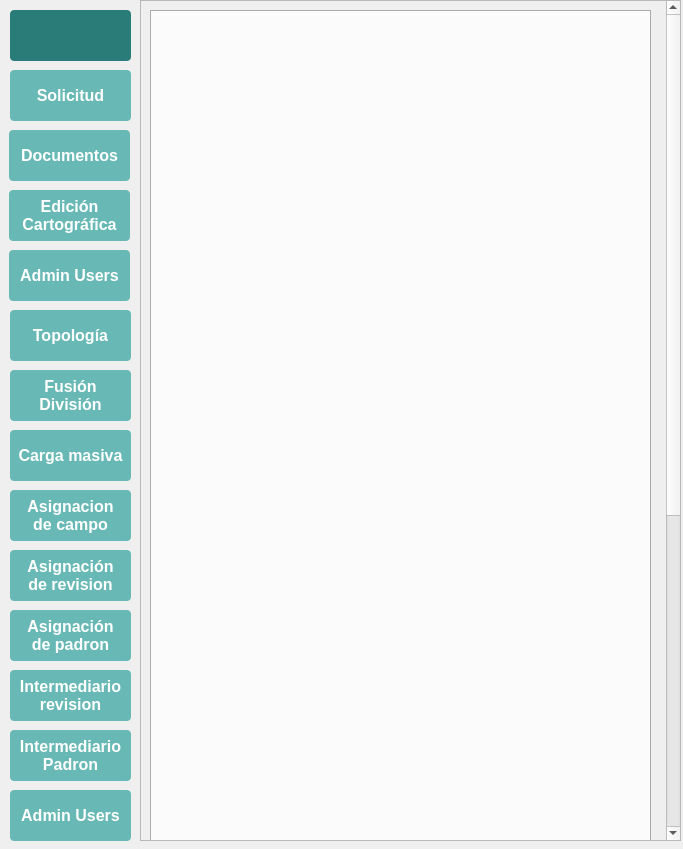
This is menu_dialog_base.ui in gerardoros/CartograficoQgisPlugin as Qt 5 draws it before an edit. The edited form follows.
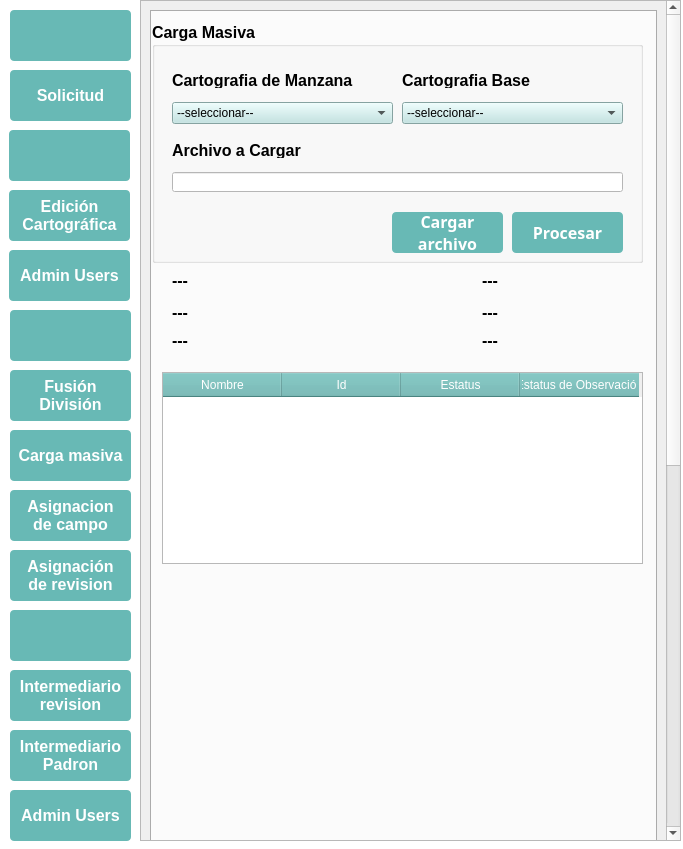
This is the edited form. The open tabs and pages were chosen to show the change. Icons and pictures are not drawn. Custom widgets are drawn as their Qt base class.

What changed in the file:
```diff
--- a/menu_dialog_base.ui
+++ b/menu_dialog_base.ui
@@ -23,7 +23,10 @@
    <string>menu</string>
   </property>
   <property name="styleSheet">
-   <string notr="true">QPushButton{
+   <string notr="true">QDialog{
+background : rgb(255,255,255);
+}
+QPushButton{
 background-color: rgb(104, 185, 181);
 color : rgb(255,255,255);
 border-radius : 4px;
@@ -36,7 +39,24 @@
 QPushButton:disabled {
 background : rgb(42, 124, 120);
 }
-</string>
+QHeaderView::section
+{
+background-color: rgb(104, 185, 181);
+color : rgb(255,255,255 );
+text-align: right;
+font-size:12px;
+height:24px
+}
+QComboBox QAbstractItemView::item { max-height: 200; font-family: &quot;Century Gothic&quot;;}
+
+QListView{color: black ; font-family: &quot;Century Gothic&quot;;}
+
+QComboBox{
+background : rgb(188, 228, 226);
+}
+QComboBox:item:selected {
+color: black ;
+}</string>
   </property>
   <widget class="QScrollArea" name="scrollArea">
    <property name="geometry">
@@ -77,7 +97,7 @@
       <x>0</x>
       <y>0</y>
       <width>522</width>
-      <height>1359</height>
+      <height>1509</height>
      </rect>
     </property>
     <property name="sizePolicy">
@@ -91,14 +111,14 @@
       <widget class="QTabWidget" name="tabWidget">
        <property name="minimumSize">
         <size>
-         <width>501</width>
-         <height>1341</height>
+         <width>491</width>
+         <height>1491</height>
         </size>
        </property>
        <property name="maximumSize">
         <size>
-         <width>501</width>
-         <height>1341</height>
+         <width>511</width>
+         <height>1491</height>
         </size>
        </property>
        <property name="styleSheet">
@@ -5931,6 +5951,403 @@
         <attribute name="title">
          <string>Page</string>
         </attribute>
+        <widget class="QGroupBox" name="groupBox_2">
+         <property name="geometry">
+          <rect>
+           <x>0</x>
+           <y>10</y>
+           <width>491</width>
+           <height>241</height>
+          </rect>
+         </property>
+         <property name="font">
+          <font>
+           <family>Arial</family>
+           <pointsize>12</pointsize>
+           <weight>75</weight>
+           <bold>true</bold>
+          </font>
+         </property>
+         <property name="title">
+          <string>Carga Masiva</string>
+         </property>
+         <widget class="QLineEdit" name="fldArchivo">
+          <property name="enabled">
+           <bool>false</bool>
+          </property>
+          <property name="geometry">
+           <rect>
+            <x>20</x>
+            <y>150</y>
+            <width>451</width>
+            <height>20</height>
+           </rect>
+          </property>
+          <property name="font">
+           <font>
+            <family>Century Gothic</family>
+            <pointsize>10</pointsize>
+           </font>
+          </property>
+          <property name="styleSheet">
+           <string notr="true">background: rgb(255,255,255)</string>
+          </property>
+         </widget>
+         <widget class="QLabel" name="label_59">
+          <property name="geometry">
+           <rect>
+            <x>250</x>
+            <y>50</y>
+            <width>191</width>
+            <height>16</height>
+           </rect>
+          </property>
+          <property name="font">
+           <font>
+            <family>Arial</family>
+            <pointsize>12</pointsize>
+            <weight>75</weight>
+            <bold>true</bold>
+           </font>
+          </property>
+          <property name="text">
+           <string>Cartografia Base</string>
+          </property>
+         </widget>
+         <widget class="QComboBox" name="comboBase">
+          <property name="geometry">
+           <rect>
+            <x>250</x>
+            <y>80</y>
+            <width>221</width>
+            <height>22</height>
+           </rect>
+          </property>
+          <property name="editable">
+           <bool>false</bool>
+          </property>
+          <item>
+           <property name="text">
+            <string>--seleccionar--</string>
+           </property>
+          </item>
+          <item>
+           <property name="text">
+            <string>Municipios</string>
+           </property>
+          </item>
+          <item>
+           <property name="text">
+            <string>Sectores</string>
+           </property>
+          </item>
+          <item>
+           <property name="text">
+            <string>Calles</string>
+           </property>
+          </item>
+          <item>
+           <property name="text">
+            <string>Colonias</string>
+           </property>
+          </item>
+          <item>
+           <property name="text">
+            <string>Codigo Postal</string>
+           </property>
+          </item>
+          <item>
+           <property name="text">
+            <string>Area de Valor</string>
+           </property>
+          </item>
+          <item>
+           <property name="text">
+            <string>Corredor de Valor</string>
+           </property>
+          </item>
+         </widget>
+         <widget class="QComboBox" name="ComboManza">
+          <property name="geometry">
+           <rect>
+            <x>20</x>
+            <y>80</y>
+            <width>221</width>
+            <height>22</height>
+           </rect>
+          </property>
+          <property name="editable">
+           <bool>false</bool>
+          </property>
+          <item>
+           <property name="text">
+            <string>--seleccionar--</string>
+           </property>
+          </item>
+          <item>
+           <property name="text">
+            <string>Manzanas</string>
+           </property>
+          </item>
+          <item>
+           <property name="text">
+            <string>Predios</string>
+           </property>
+          </item>
+          <item>
+           <property name="text">
+            <string>Construcciones</string>
+           </property>
+          </item>
+         </widget>
+         <widget class="QLabel" name="label_58">
+          <property name="geometry">
+           <rect>
+            <x>20</x>
+            <y>50</y>
+            <width>191</width>
+            <height>16</height>
+           </rect>
+          </property>
+          <property name="font">
+           <font>
+            <family>Arial</family>
+            <pointsize>12</pointsize>
+            <weight>75</weight>
+            <bold>true</bold>
+           </font>
+          </property>
+          <property name="text">
+           <string>Cartografia de Manzana</string>
+          </property>
+         </widget>
+         <widget class="QPushButton" name="btnProcesar">
+          <property name="geometry">
+           <rect>
+            <x>360</x>
+            <y>190</y>
+            <width>111</width>
+            <height>41</height>
+           </rect>
+          </property>
+          <property name="font">
+           <font>
+            <family>Century Gothic</family>
+            <pointsize>12</pointsize>
+            <weight>75</weight>
+            <bold>true</bold>
+           </font>
+          </property>
+          <property name="text">
+           <string>Procesar</string>
+          </property>
+         </widget>
+         <widget class="QLabel" name="label_57">
+          <property name="geometry">
+           <rect>
+            <x>20</x>
+            <y>120</y>
+            <width>191</width>
+            <height>16</height>
+           </rect>
+          </property>
+          <property name="font">
+           <font>
+            <family>Arial</family>
+            <pointsize>12</pointsize>
+            <weight>75</weight>
+            <bold>true</bold>
+           </font>
+          </property>
+          <property name="text">
+           <string>Archivo a Cargar</string>
+          </property>
+         </widget>
+         <widget class="QPushButton" name="btnCargar">
+          <property name="geometry">
+           <rect>
+            <x>240</x>
+            <y>190</y>
+            <width>111</width>
+            <height>41</height>
+           </rect>
+          </property>
+          <property name="font">
+           <font>
+            <family>Century Gothic</family>
+            <pointsize>12</pointsize>
+            <weight>75</weight>
+            <bold>true</bold>
+           </font>
+          </property>
+          <property name="text">
+           <string>Cargar 
+archivo</string>
+          </property>
+         </widget>
+        </widget>
+        <widget class="QLabel" name="label_60">
+         <property name="geometry">
+          <rect>
+           <x>20</x>
+           <y>260</y>
+           <width>301</width>
+           <height>16</height>
+          </rect>
+         </property>
+         <property name="font">
+          <font>
+           <family>Arial</family>
+           <pointsize>12</pointsize>
+           <weight>75</weight>
+           <bold>true</bold>
+          </font>
+         </property>
+         <property name="text">
+          <string>---</string>
+         </property>
+        </widget>
+        <widget class="QLabel" name="label_61">
+         <property name="geometry">
+          <rect>
+           <x>20</x>
+           <y>290</y>
+           <width>301</width>
+           <height>20</height>
+          </rect>
+         </property>
+         <property name="font">
+          <font>
+           <family>Arial</family>
+           <pointsize>12</pointsize>
+           <weight>75</weight>
+           <bold>true</bold>
+          </font>
+         </property>
+         <property name="text">
+          <string>---</string>
+         </property>
+        </widget>
+        <widget class="QLabel" name="label_62">
+         <property name="geometry">
+          <rect>
+           <x>20</x>
+           <y>320</y>
+           <width>301</width>
+           <height>16</height>
+          </rect>
+         </property>
+         <property name="font">
+          <font>
+           <family>Arial</family>
+           <pointsize>12</pointsize>
+           <weight>75</weight>
+           <bold>true</bold>
+          </font>
+         </property>
+         <property name="text">
+          <string>---</string>
+         </property>
+        </widget>
+        <widget class="QTableWidget" name="tbwEstatus">
+         <property name="geometry">
+          <rect>
+           <x>10</x>
+           <y>360</y>
+           <width>481</width>
+           <height>192</height>
+          </rect>
+         </property>
+         <property name="autoScrollMargin">
+          <number>20</number>
+         </property>
+         <attribute name="horizontalHeaderDefaultSectionSize">
+          <number>119</number>
+         </attribute>
+         <column>
+          <property name="text">
+           <string>Nombre</string>
+          </property>
+         </column>
+         <column>
+          <property name="text">
+           <string>Id</string>
+          </property>
+         </column>
+         <column>
+          <property name="text">
+           <string>Estatus</string>
+          </property>
+         </column>
+         <column>
+          <property name="text">
+           <string>Estatus de Observación</string>
+          </property>
+         </column>
+        </widget>
+        <widget class="QLabel" name="label_63">
+         <property name="geometry">
+          <rect>
+           <x>330</x>
+           <y>260</y>
+           <width>161</width>
+           <height>16</height>
+          </rect>
+         </property>
+         <property name="font">
+          <font>
+           <family>Arial</family>
+           <pointsize>12</pointsize>
+           <weight>75</weight>
+           <bold>true</bold>
+          </font>
+         </property>
+         <property name="text">
+          <string>---</string>
+         </property>
+        </widget>
+        <widget class="QLabel" name="label_64">
+         <property name="geometry">
+          <rect>
+           <x>330</x>
+           <y>320</y>
+           <width>161</width>
+           <height>16</height>
+          </rect>
+         </property>
+         <property name="font">
+          <font>
+           <family>Arial</family>
+           <pointsize>12</pointsize>
+           <weight>75</weight>
+           <bold>true</bold>
+          </font>
+         </property>
+         <property name="text">
+          <string>---</string>
+         </property>
+        </widget>
+        <widget class="QLabel" name="label_65">
+         <property name="geometry">
+          <rect>
+           <x>330</x>
+           <y>290</y>
+           <width>161</width>
+           <height>20</height>
+          </rect>
+         </property>
+         <property name="font">
+          <font>
+           <family>Arial</family>
+           <pointsize>12</pointsize>
+           <weight>75</weight>
+           <bold>true</bold>
+          </font>
+         </property>
+         <property name="text">
+          <string>---</string>
+         </property>
+        </widget>
        </widget>
        <widget class="QWidget" name="tab_8">
         <attribute name="title">
@@ -6038,8 +6455,7 @@
     </font>
    </property>
    <property name="text">
-    <string>Asignación 
-de padron</string>
+    <string/>
    </property>
    <property name="iconSize">
     <size>
@@ -6093,7 +6509,7 @@
     </font>
    </property>
    <property name="text">
-    <string>Topología</string>
+    <string/>
    </property>
    <property name="iconSize">
     <size>
@@ -6264,7 +6680,7 @@
     <string notr="true"/>
    </property>
    <property name="text">
-    <string>Documentos</string>
+    <string/>
    </property>
    <property name="iconSize">
     <size>
@@ -6366,11 +6782,6 @@
      <height>51</height>
     </rect>
    </property>
-   <property name="styleSheet">
-    <string notr="true">QPushButton {
-background-color: rgb(42, 124, 120);
-}</string>
-   </property>
    <property name="text">
     <string/>
    </property>
```
Left out of the diff: 815 changed lines with no effect on the pictures.
